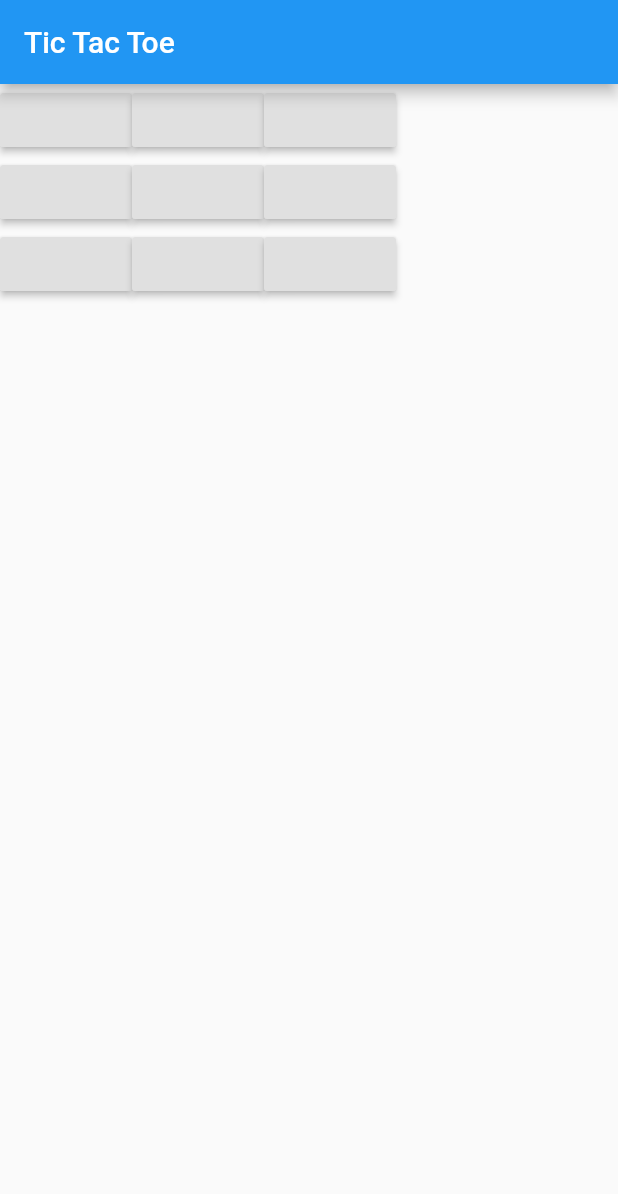
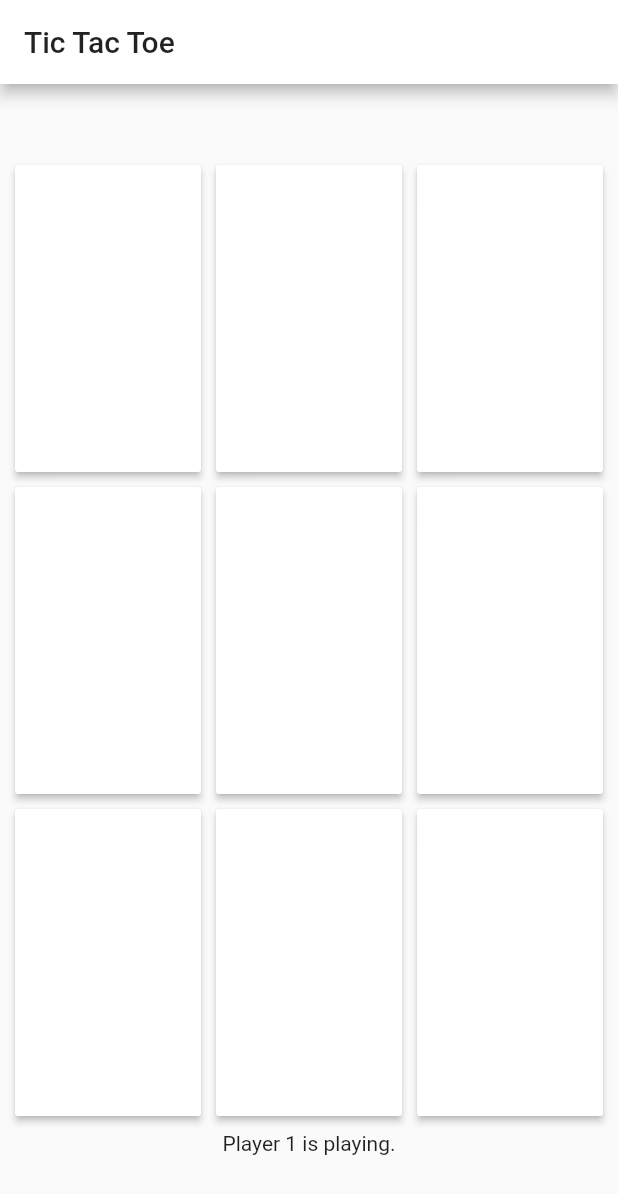
Before and after one commit to nitohu/TicTacToe-Flutter, a Flutter app: the screen it shows after launch, on a phone screen of 412 x 824 dp. Shown: the top 1194 px of the screen. Run offline on Flutter 3.47's test engine with Material 2 defaults, Android fonts, the phone set to English and light mode, and no system bars.

Commit message:
[Add] styling and cleaned code up

```diff
--- /dev/null
+++ b/lib/game.dart
@@ -0,0 +1,102 @@
+import "package:flutter/material.dart";
+
+class TicTacToe extends StatefulWidget {
+
+  @override
+  State<TicTacToe> createState() => _TicTacToeState();
+
+}
+
+class _TicTacToeState extends State<TicTacToe> {
+
+  int _activePlayer = 0;
+  Size _size;
+
+  Map<int, String> buttons = {};
+
+  _TicTacToeState() {
+    for(int i = 0; i < 9; i++) {
+      buttons[i] = "";
+    }
+  }
+
+  void _buttonPressed(int id) {
+    if(buttons[id].isEmpty) {
+      setState(() {
+        if(_activePlayer == 0) {
+          buttons[id] = "X";
+          _activePlayer = 1;
+        } else {
+          buttons[id] = "O";
+          _activePlayer = 0;
+        }
+      });
+    }
+  }
+
+  Widget _buildButtons(int id) {
+
+    final double buttonWidth  = (_size.width - 40) / 3;
+    final double buttonHeight = (_size.height - (50 + 160)) / 3;
+
+    return ButtonTheme(
+      minWidth: buttonWidth,
+      height: buttonHeight,
+      buttonColor: Colors.white,
+      child: RaisedButton(
+        onPressed: () => _buttonPressed(id),
+        child: Text(buttons[id]),
+      )
+    );
+
+  }
+
+  Widget _buildGameField() {
+    return Column(
+      mainAxisAlignment: MainAxisAlignment.center,
+      children: <Widget>[
+        Row(
+          children: <Widget>[
+            _buildButtons(0),
+            SizedBox(width: 10),
+            _buildButtons(1),
+            SizedBox(width: 10),
+            _buildButtons(2)
+          ],
+        ),
+        SizedBox(height: 10),
+        Row(
+          children: <Widget>[
+            _buildButtons(3),
+            SizedBox(width: 10),
+            _buildButtons(4),
+            SizedBox(width: 10),
+            _buildButtons(5)
+          ],
+        ),
+        SizedBox(height: 10),
+        Row(
+          children: <Widget>[
+            _buildButtons(6),
+            SizedBox(width: 10),
+            _buildButtons(7),
+            SizedBox(width: 10),
+            _buildButtons(8)
+          ],
+        ),
+        SizedBox(height: 10),
+        Text("Player "+ (_activePlayer + 1).toString() +" is playing.")
+      ],
+    );
+  }
+
+  @override
+  Widget build(BuildContext context) {
+
+    _size = MediaQuery.of(context).size;
+
+    return _buildGameField();
+
+  }
+
+}
--- a/lib/main.dart
+++ b/lib/main.dart
@@ -1,88 +1,26 @@
 import "package:flutter/material.dart";
+
+import "game.dart";
 
 void main() => runApp(TicTacToeApp());
 
-class TicTacToeApp extends StatefulWidget {
-
-  @override
-  State<TicTacToeApp> createState() => _TicTacToeApp();
-
-}
-
-class _TicTacToeApp extends State<TicTacToeApp> {
-
-  int _activePlayer;
-
-  Map<int, String> buttons = {};
-
-  _TicTacToeApp() {
-    for(int i = 0; i < 9; i++) {
-      buttons[i] = "";
-    }
-  }
-
-  Widget _buildButtons(int id) {
-
-    return RaisedButton(
-      onPressed: () {
-
-        if(buttons[id].isEmpty) {
-          setState(() {
-            if(_activePlayer == 0) {
-              buttons[id] = "X";
-              _activePlayer = 1;
-            } else {
-              buttons[id] = "O";
-              _activePlayer = 0;
-            }
-          });
-        }
-
-
-      },
-      child: Text(buttons[id]),
-    );
-
-  }
-
-  Widget _buildGameField() {
-    print(buttons);
-
-    return Column(
-      children: <Widget>[
-        Row(
-          children: <Widget>[
-            _buildButtons(0),
-            _buildButtons(1),
-            _buildButtons(2)
-          ],
-        ),
-        Row(
-          children: <Widget>[
-            _buildButtons(3),
-            _buildButtons(4),
-            _buildButtons(5)
-          ],
-        ),
-        Row(
-          children: <Widget>[
-            _buildButtons(6),
-            _buildButtons(7),
-            _buildButtons(8)
-          ],
-        )
-      ],
-    );
-  }
+class TicTacToeApp extends StatelessWidget {
 
   @override
   Widget build(BuildContext context) {
+
     return MaterialApp(
+      theme: ThemeData(
+        primaryColor: Colors.white
+      ),
       home: Scaffold(
         appBar: AppBar(
           title: Text("Tic Tac Toe")
         ),
-        body:_buildGameField()
+        body: Container(
+          margin:EdgeInsets.all(10),
+          child: TicTacToe()
+        )
       ),
     );
   }
```
